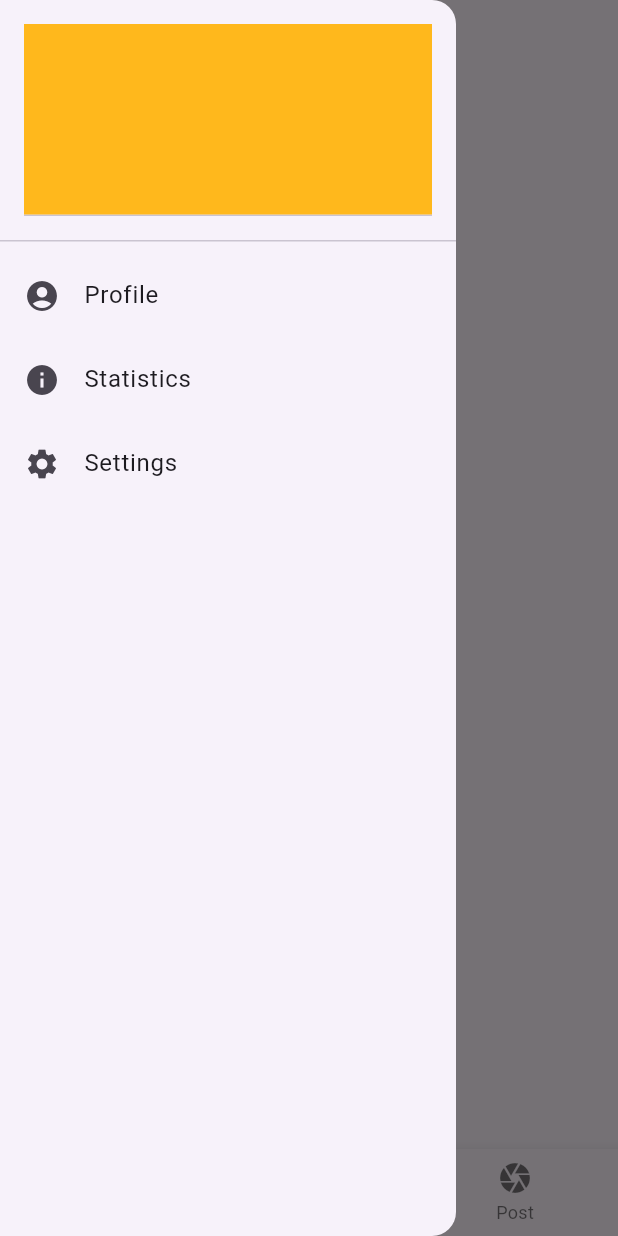
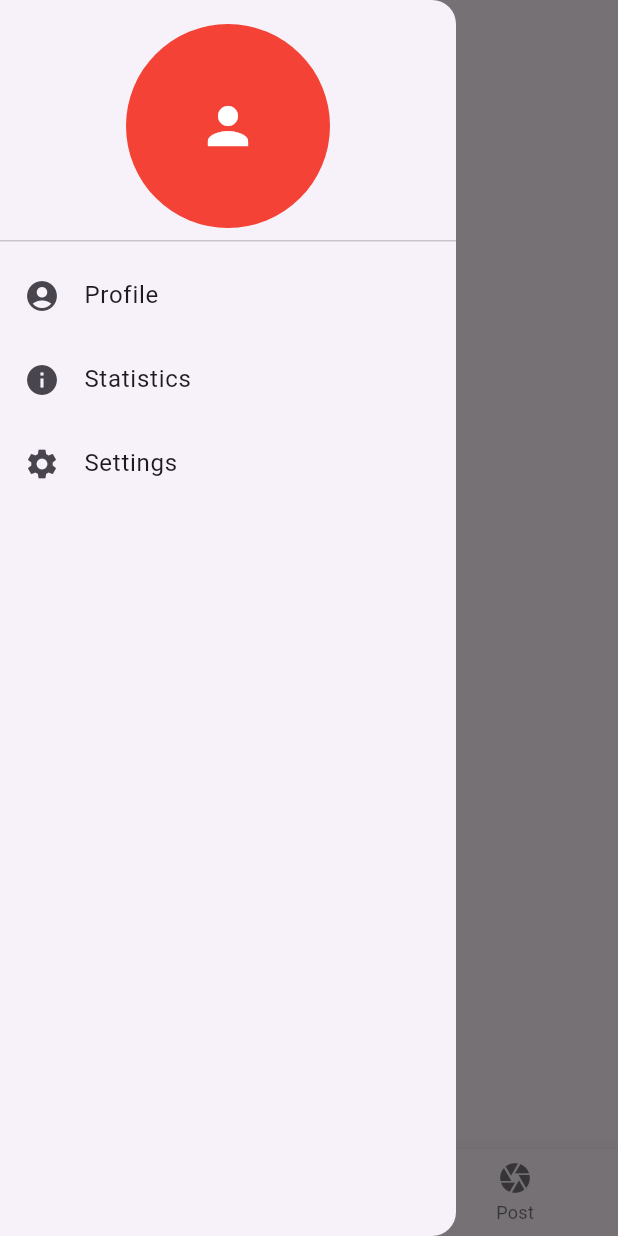
Before and after one commit to ivanPuri/study_app, a Flutter app: the screen it shows after launch, with the side drawer open, on a phone screen of 412 x 824 dp. Run offline on Flutter 3.47's test engine with Material 3 defaults, Android fonts, the phone set to English and light mode, and no system bars; our stand-ins replace image_picker.

```diff
--- a/lib/main.dart
+++ b/lib/main.dart
@@ -1,4 +1,6 @@
 import 'package:flutter/material.dart';
+import 'dart:io';
+import 'package:image_picker/image_picker.dart';
 
 void main() {
   runApp(const MyApp());
@@ -28,7 +30,6 @@ class _HomeState extends State<Home> {
   void initState() {
     super.initState();
     _pages = [
-      Center(child: Text("Map Page")),
       Center(child: Text("Home Page")),
       Center(child: Text("Post Page")),
     ];
@@ -48,17 +49,7 @@ class _HomeState extends State<Home> {
         child: ListView(
           children: [
             DrawerHeader(
-              child: SizedBox(
-                height: 260,
-                child: DrawerHeader(
-                  decoration: BoxDecoration(
-                    color: Color(0xFFFFB81C),
-                  ),
-                  child: Column(
-                    //! make a widget that adds a round profile picture picker, alr have one in inventory app
-                  ),
-                ),
-              ),
+              child: ProfileImagePicker(), // Use the widget here
             ),
             ListTile(
               leading: Icon(Icons.account_circle),
@@ -80,11 +71,11 @@ class _HomeState extends State<Home> {
               onTap: () {
                 Navigator.pop(context);
               },
-            ),
+            )
           ],
         ),
       ),
-      body: _pages[_selectedIndex], // <-- Use the selected page here
+      body: _pages[_selectedIndex],
       bottomNavigationBar: BottomNavigationBar(
         currentIndex: _selectedIndex,
         onTap: _onItemTapped,
@@ -106,3 +97,41 @@ class _HomeState extends State<Home> {
     );
   }
 }
+
+// Move this outside of _HomeState
+class ProfileImagePicker extends StatefulWidget {
+  const ProfileImagePicker({super.key});
+
+  @override
+  ProfileImagePickerState createState() => ProfileImagePickerState();
+}
+
+class ProfileImagePickerState extends State<ProfileImagePicker> {
+  File? _image;
+
+  Future<void> _pickImage() async {
+    final ImagePicker picker = ImagePicker();
+    final XFile? pickedFile = await picker.pickImage(source: ImageSource.gallery);
+
+    if (pickedFile != null) {
+      setState(() {
+        _image = File(pickedFile.path);
+      });
+    }
+  }
+
+  @override
+  Widget build(BuildContext context) {
+    return GestureDetector(
+      onTap: _pickImage,
+      child: CircleAvatar(
+        radius: 40,
+        backgroundColor: Colors.red,
+        backgroundImage: _image != null ? FileImage(_image!) : null,
+        child: _image == null
+            ? Icon(Icons.person, size: 40, color: Colors.white)
+            : null,
+      ),
+    );
+  }
+}
```
